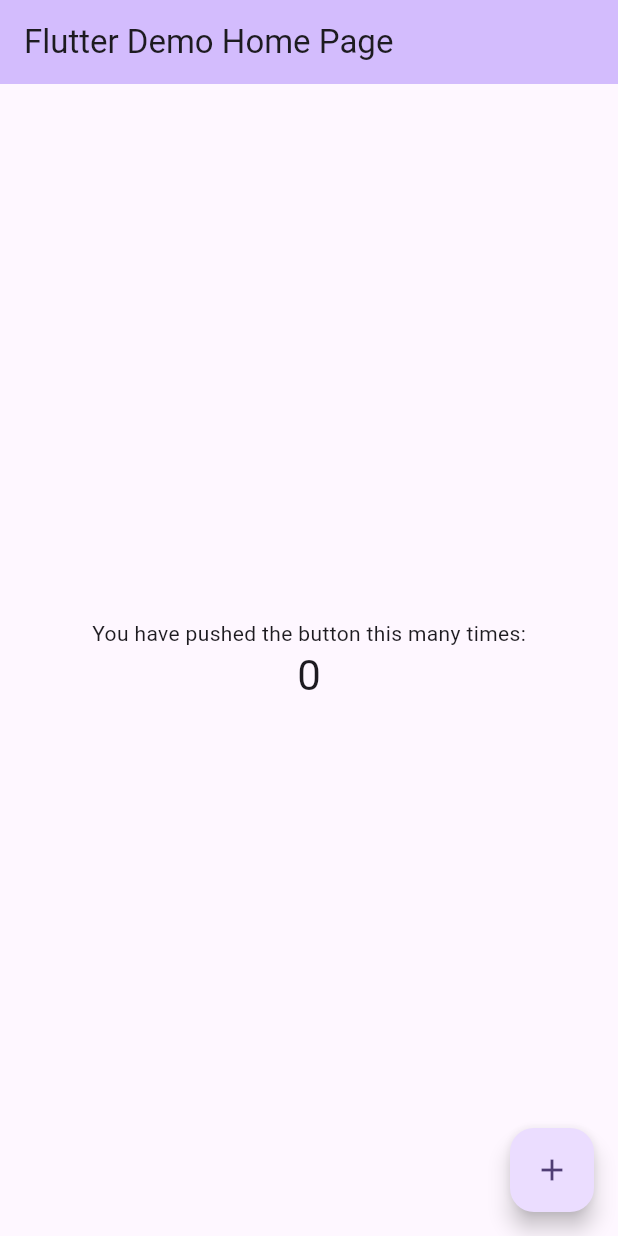
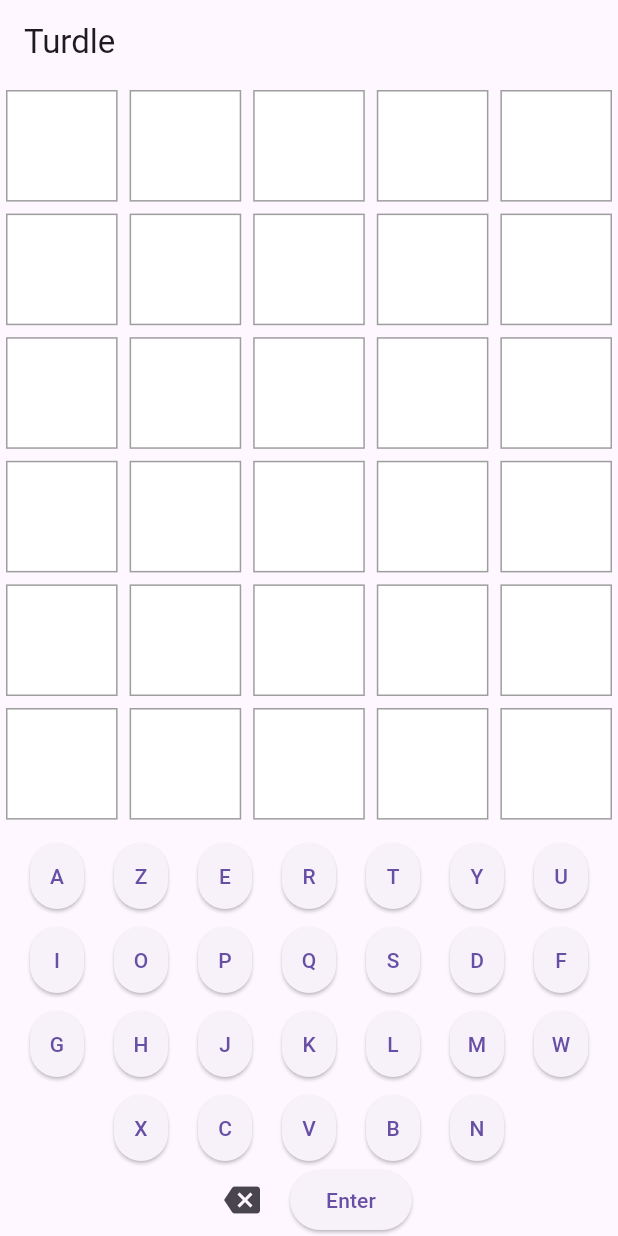
Before and after one commit to TristiPouss/Turdle, a Flutter app: the screen it shows after launch, on a phone screen of 412 x 824 dp. Run offline on Flutter 3.47's test engine with Material 3 defaults, Android fonts, the phone set to English and light mode, and no system bars.

Commit message:
Added base game keyboard, grid for guesses etc

```diff
--- a/turdle/lib/TurdleMainMenu.dart
+++ b/turdle/lib/TurdleMainMenu.dart
@@ -1,121 +1,144 @@
 import 'package:flutter/material.dart';
 
-class MyApp extends StatelessWidget {
-  const MyApp({super.key});
+class TurdleMainMenu extends StatelessWidget {
+  const TurdleMainMenu({super.key});
 
-  // This widget is the root of your application.
   @override
   Widget build(BuildContext context) {
     return MaterialApp(
-      title: 'Flutter Demo',
+      title: 'Turdle',
       theme: ThemeData(
-        // This is the theme of your application.
-        //
-        // TRY THIS: Try running your application with "flutter run". You'll see
-        // the application has a purple toolbar. Then, without quitting the app,
-        // try changing the seedColor in the colorScheme below to Colors.green
-        // and then invoke "hot reload" (save your changes or press the "hot
-        // reload" button in a Flutter-supported IDE, or press "r" if you used
-        // the command line to start the app).
-        //
-        // Notice that the counter didn't reset back to zero; the application
-        // state is not lost during the reload. To reset the state, use hot
-        // restart instead.
-        //
-        // This works for code too, not just values: Most code changes can be
-        // tested with just a hot reload.
-        colorScheme: ColorScheme.fromSeed(seedColor: Colors.deepPurple),
-        useMaterial3: true,
+        primarySwatch: Colors.blue,
       ),
-      home: const MyHomePage(title: 'Flutter Demo Home Page'),
+      home: TurdleGamePage(),
     );
   }
 }
 
-class MyHomePage extends StatefulWidget {
-  const MyHomePage({super.key, required this.title});
-
-  // This widget is the home page of your application. It is stateful, meaning
-  // that it has a State object (defined below) that contains fields that affect
-  // how it looks.
-
-  // This class is the configuration for the state. It holds the values (in this
-  // case the title) provided by the parent (in this case the App widget) and
-  // used by the build method of the State. Fields in a Widget subclass are
-  // always marked "final".
-
-  final String title;
-
+class TurdleGamePage extends StatefulWidget {
   @override
-  State<MyHomePage> createState() => _MyHomePageState();
+  _TurdleGamePageState createState() => _TurdleGamePageState();
 }
 
-class _MyHomePageState extends State<MyHomePage> {
-  int _counter = 0;
+class _TurdleGamePageState extends State<TurdleGamePage> {
+  // Exemple de mot cible
+  final String targetWord = "DARTS";
+  // Liste pour stocker les mots devinés
+  List<String> guesses = ["", "", "", "", "", ""];
 
-  void _incrementCounter() {
-    setState(() {
-      // This call to setState tells the Flutter framework that something has
-      // changed in this State, which causes it to rerun the build method below
-      // so that the display can reflect the updated values. If we changed
-      // _counter without calling setState(), then the build method would not be
-      // called again, and so nothing would appear to happen.
-      _counter++;
-    });
+  // Lettres tapées par l'utilisateur
+  int currentGuess = 0;
+
+  void onLetterTap(String letter) {
+    if (guesses[currentGuess].length < targetWord.length) {
+      setState(() {
+        guesses[currentGuess] += letter;
+      });
+    }
+  }
+
+  void onBackspaceTap() {
+    if (guesses[currentGuess].isNotEmpty) {
+      setState(() {
+        guesses[currentGuess] = guesses[currentGuess].substring(0, guesses[currentGuess].length - 1);
+      });
+    }
+  }
+
+  void onEnterTap() {
+    if (guesses[currentGuess].length == targetWord.length) {
+      setState(() {
+        checkGuess();
+        currentGuess++;
+      });
+    }
   }
 
   @override
   Widget build(BuildContext context) {
-    // This method is rerun every time setState is called, for instance as done
-    // by the _incrementCounter method above.
-    //
-    // The Flutter framework has been optimized to make rerunning build methods
-    // fast, so that you can just rebuild anything that needs updating rather
-    // than having to individually change instances of widgets.
     return Scaffold(
       appBar: AppBar(
-        // TRY THIS: Try changing the color here to a specific color (to
-        // Colors.amber, perhaps?) and trigger a hot reload to see the AppBar
-        // change color while the other colors stay the same.
-        backgroundColor: Theme.of(context).colorScheme.inversePrimary,
-        // Here we take the value from the MyHomePage object that was created by
-        // the App.build method, and use it to set our appbar title.
-        title: Text(widget.title),
+        title: Text('Turdle'),
       ),
-      body: Center(
-        // Center is a layout widget. It takes a single child and positions it
-        // in the middle of the parent.
-        child: Column(
-          // Column is also a layout widget. It takes a list of children and
-          // arranges them vertically. By default, it sizes itself to fit its
-          // children horizontally, and tries to be as tall as its parent.
-          //
-          // Column has various properties to control how it sizes itself and
-          // how it positions its children. Here we use mainAxisAlignment to
-          // center the children vertically; the main axis here is the vertical
-          // axis because Columns are vertical (the cross axis would be
-          // horizontal).
-          //
-          // TRY THIS: Invoke "debug painting" (choose the "Toggle Debug Paint"
-          // action in the IDE, or press "p" in the console), to see the
-          // wireframe for each widget.
+      body: Column(
+        children: [
+          // Grille des mots devinés
+          Expanded(
+            child: GridView.builder(
+              itemCount: guesses.length * targetWord.length,
+              gridDelegate: SliverGridDelegateWithFixedCrossAxisCount(
+                crossAxisCount: targetWord.length,
+              ),
+              itemBuilder: (context, index) {
+                int wordIndex = index ~/ targetWord.length;
+                int letterIndex = index % targetWord.length;
+                String letter = guesses[wordIndex].length > letterIndex
+                    ? guesses[wordIndex][letterIndex]
+                    : "";
+
+                return Container(
+                  margin: EdgeInsets.all(4.0),
+                  alignment: Alignment.center,
+                  decoration: BoxDecoration(
+                    border: Border.all(color: Colors.grey),
+                    color: Colors.white,
+                  ),
+                  child: Text(
+                    letter,
+                    style: TextStyle(fontSize: 24, fontWeight: FontWeight.bold),
+                  ),
+                );
+              },
+            ),
+          ),
+          // Clavier virtuel
+          buildKeyboard(),
+        ],
+      ),
+    );
+  }
+
+  Widget buildKeyboard() {
+    final letters = [
+      'A', 'Z', 'E', 'R', 'T', 'Y', 'U', 'I', 'O', 'P',
+      'Q', 'S', 'D', 'F', 'G', 'H', 'J', 'K', 'L', 'M',
+      'W', 'X', 'C', 'V', 'B', 'N'
+    ];
+
+    return Column(
+      children: [
+        Wrap(
+          alignment: WrapAlignment.center,
+          spacing: 8.0,
+          runSpacing: 8.0,
+          children: letters.map((letter) {
+            return ElevatedButton(
+              onPressed: () => onLetterTap(letter),
+              style: ElevatedButton.styleFrom(
+                minimumSize: Size(36, 36),
+                padding: EdgeInsets.all(12.0),
+              ),
+              child: Text(letter),
+            );
+          }).toList(),
+        ),
+        Row(
           mainAxisAlignment: MainAxisAlignment.center,
-          children: <Widget>[
-            const Text(
-              'You have pushed the button this many times:',
+          children: [
+            IconButton(
+              onPressed: onBackspaceTap,
+              icon: Icon(Icons.backspace),
             ),
-            Text(
-              '$_counter',
-              style: Theme.of(context).textTheme.headlineMedium,
+            SizedBox(width: 8),
+            ElevatedButton(
+              onPressed: onEnterTap,
+              child: Text('Enter'),
             ),
           ],
-        ),
-      ),
-      floatingActionButton: FloatingActionButton(
-        onPressed: _incrementCounter,
-        tooltip: 'Increment',
-        child: const Icon(Icons.add),
-      ), // This trailing comma makes auto-formatting nicer for build methods.
+        )
+      ],
     );
   }
+
+  void checkGuess() {}
 }
--- a/turdle/lib/main.dart
+++ b/turdle/lib/main.dart
@@ -2,5 +2,5 @@
 import 'package:flutter/material.dart';
 
 void main() {
-  runApp(const MyApp());
+  runApp(const TurdleMainMenu());
 }
```
Also changed, not shown: 1 other file.
